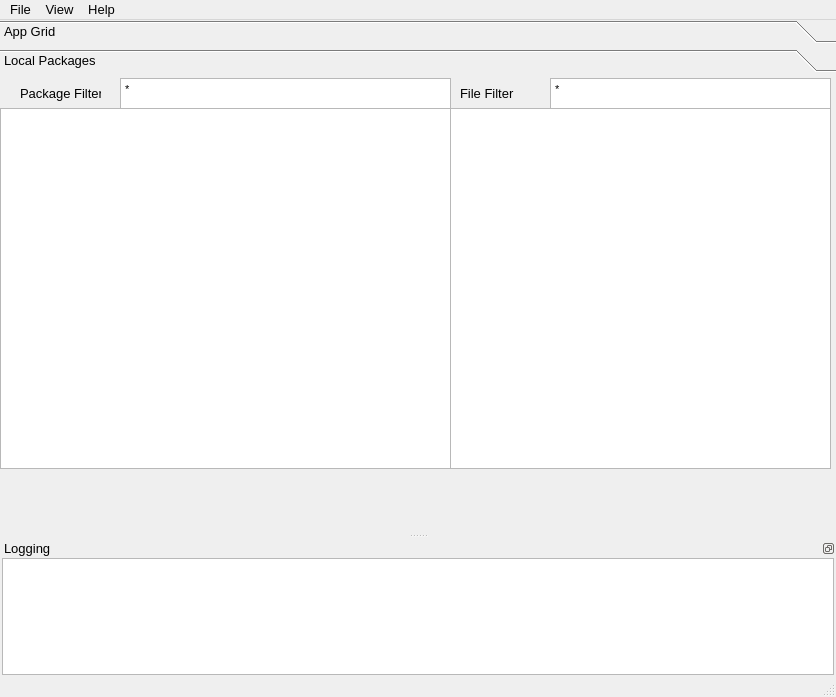
The window that src/conan_app_launcher/ui/qt/app_grid.ui (goszpeti/conan_explorer) describes before a commit, drawn with Qt 5.
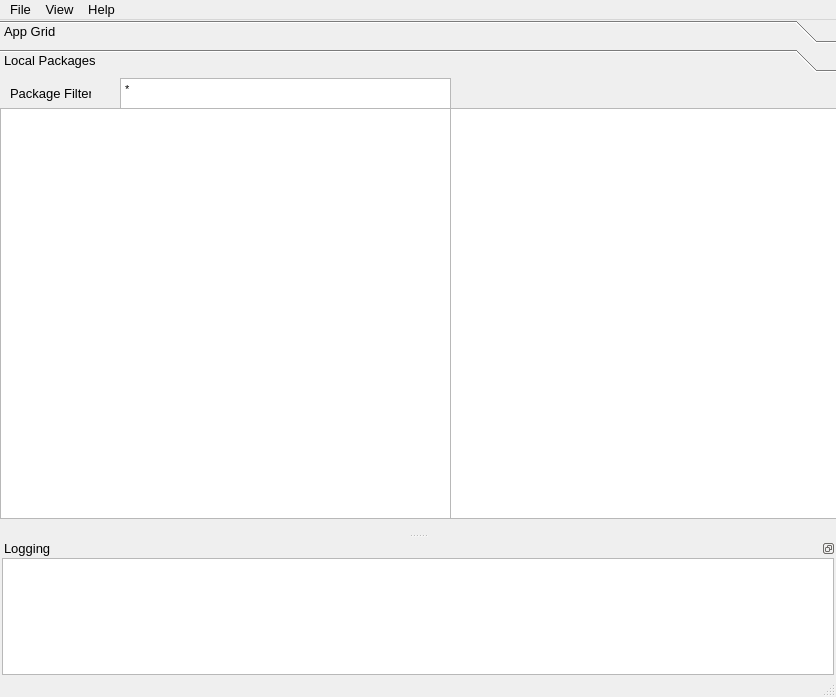
The same window after the commit. The open tabs and pages were chosen to show the change. Icons and pictures are not drawn.

What changed in the file:
```diff
--- a/src/conan_app_launcher/ui/qt/app_grid.ui
+++ b/src/conan_app_launcher/ui/qt/app_grid.ui
@@ -307,7 +307,7 @@
        <widget class="QLabel" name="label_3">
         <property name="geometry">
          <rect>
-          <x>20</x>
+          <x>10</x>
           <y>5</y>
           <width>81</width>
           <height>21</height>
@@ -317,30 +317,7 @@
          <string>Package Filter</string>
         </property>
        </widget>
-       <widget class="QListView" name="listView_2">
-        <property name="geometry">
-         <rect>
-          <x>450</x>
-          <y>30</y>
-          <width>381</width>
-          <height>361</height>
-         </rect>
-        </property>
-       </widget>
-       <widget class="QLabel" name="label_4">
-        <property name="geometry">
-         <rect>
-          <x>460</x>
-          <y>5</y>
-          <width>81</width>
-          <height>21</height>
-         </rect>
-        </property>
-        <property name="text">
-         <string>File Filter</string>
-        </property>
-       </widget>
-       <widget class="QTextEdit" name="textEdit_4">
+       <widget class="QTextEdit" name="package_filter_edit">
         <property name="geometry">
          <rect>
           <x>120</x>
@@ -363,7 +340,7 @@
           <x>0</x>
           <y>30</y>
           <width>451</width>
-          <height>361</height>
+          <height>411</height>
          </rect>
         </property>
         <property name="itemsExpandable">
@@ -376,22 +353,15 @@
          <bool>true</bool>
         </property>
        </widget>
-       <widget class="QTextEdit" name="textEdit_3">
+       <widget class="QTextBrowser" name="package_info">
         <property name="geometry">
          <rect>
-          <x>550</x>
-          <y>0</y>
-          <width>281</width>
-          <height>31</height>
+          <x>450</x>
+          <y>30</y>
+          <width>401</width>
+          <height>411</height>
          </rect>
         </property>
-        <property name="html">
-         <string>&lt;!DOCTYPE HTML PUBLIC &quot;-//W3C//DTD HTML 4.0//EN&quot; &quot;http://www.w3.org/TR/REC-html40/strict.dtd&quot;&gt;
-&lt;html&gt;&lt;head&gt;&lt;meta name=&quot;qrichtext&quot; content=&quot;1&quot; /&gt;&lt;style type=&quot;text/css&quot;&gt;
-p, li { white-space: pre-wrap; }
-&lt;/style&gt;&lt;/head&gt;&lt;body style=&quot; font-family:'MS Shell Dlg 2'; font-size:10pt; font-weight:400; font-style:normal;&quot;&gt;
-&lt;p style=&quot; margin-top:0px; margin-bottom:0px; margin-left:0px; margin-right:0px; -qt-block-indent:0; text-indent:0px;&quot;&gt;&lt;span style=&quot; font-size:7.875pt;&quot;&gt;*&lt;/span&gt;&lt;/p&gt;&lt;/body&gt;&lt;/html&gt;</string>
-        </property>
        </widget>
       </widget>
      </widget>
```
Left out of the diff: 6 changed lines with no effect on the pictures.
